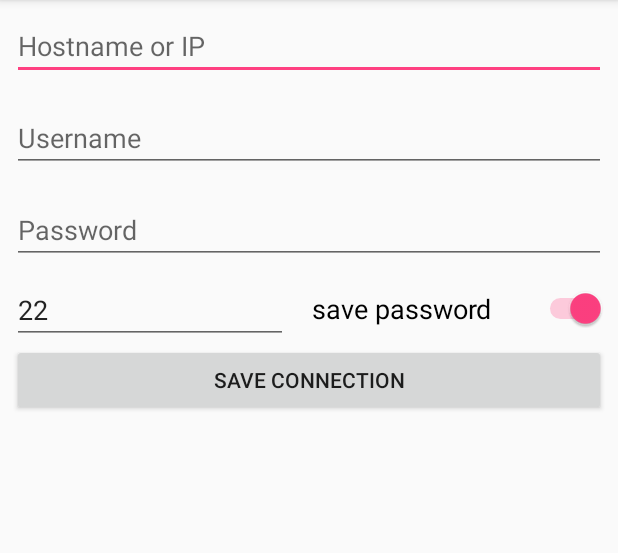
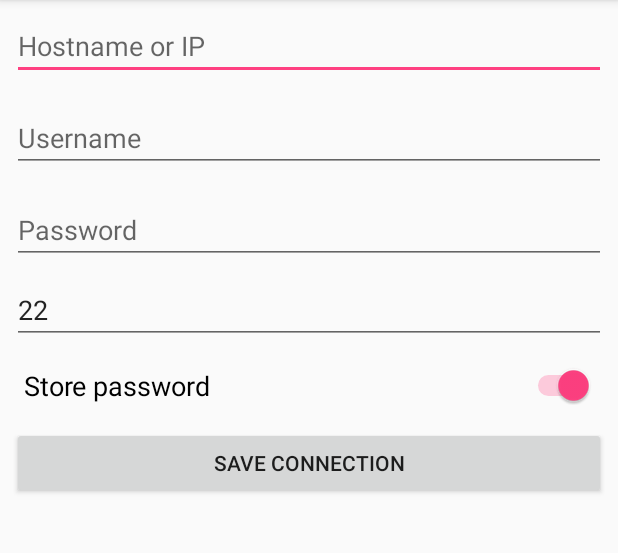
Before and after one commit to davidkroell/docker2go, an Android app: the screen it shows after launch (ConnectionDetailsActivity), after a tap on an icon or button, on a phone screen of 412 x 824 dp, the part 84-637 px from its top. Run offline under Robolectric (Android 15) with nearby library versions, the phone set to English and light mode, and no system bars; our stand-ins replace data binding; 3 statements that could not run were skipped.

Commit message:
add and view connections working; with custom view item and connection class using sugar

```diff
--- a/app/src/main/java/at/htl_villach/docker2go/ConnectionActivity.java
+++ b/app/src/main/java/at/htl_villach/docker2go/ConnectionActivity.java
@@ -6,14 +6,24 @@ import android.support.design.widget.FloatingActionButton;
 import android.support.design.widget.Snackbar;
 import android.support.v7.app.AppCompatActivity;
 import android.view.View;
+import android.view.ViewGroup;
+import android.widget.ArrayAdapter;
+import android.widget.ListView;
+import android.widget.TextView;
+
+import java.util.List;
 
 public class ConnectionActivity extends AppCompatActivity {
+
+    private ArrayAdapter<Connection> connectionArrayAdapter;
+    private ListView listViewConnections;
 
     @Override
     protected void onCreate(Bundle savedInstanceState) {
         super.onCreate(savedInstanceState);
         setContentView(R.layout.activity_connection);
 
+        // floating action button onClick workaround
         FloatingActionButton fab = (FloatingActionButton) findViewById(R.id.addConnection);
         fab.setOnClickListener(new View.OnClickListener() {
             @Override
@@ -21,6 +31,28 @@ public class ConnectionActivity extends AppCompatActivity {
                 addConnection(v);
             }
         });
+
+        // listview
+        connectionArrayAdapter = new ArrayAdapter<Connection>(this, R.layout.list_item_connection,
+                R.id.textViewHostString, Connection.listAll(Connection.class)){
+
+            @Override
+            public View getView(int position, View v, ViewGroup parent){
+                View view = super.getView(position, v, parent);
+                TextView textViewHostString = view.findViewById(R.id.textViewHostString);
+                TextView textViewPort = view.findViewById(R.id.textViewSSHPort);
+
+                Connection currConn = Connection.listAll(Connection.class).get(position);
+
+                textViewHostString.setText(currConn.getUsername() + "@" + currConn.getHostname());
+                textViewPort.setText(currConn.getSshPort().toString());
+
+                return view;
+            }
+        };
+        listViewConnections = findViewById(R.id.listViewConnections);
+
+        listViewConnections.setAdapter(connectionArrayAdapter);
     }
 
     private void addConnection(View v) {
@@ -28,4 +60,14 @@ public class ConnectionActivity extends AppCompatActivity {
         startActivity(i);
     }
 
+    private void refreshGUI(){
+        connectionArrayAdapter.clear();
+        connectionArrayAdapter.addAll(Connection.listAll(Connection.class));
+    }
+
+    @Override
+    protected void onResume() {
+        super.onResume();
+        refreshGUI();
+    }
 }
--- a/app/src/main/java/at/htl_villach/docker2go/ConnectionDetailsActivity.java
+++ b/app/src/main/java/at/htl_villach/docker2go/ConnectionDetailsActivity.java
@@ -19,7 +19,7 @@ public class ConnectionDetailsActivity extends AppCompatActivity {
     }
 
 
-    private void onClick_buttonSave(View v){
+    public void onClick_buttonSave(View v){
 
         Connection c = new Connection(
                 uiBind.editTextHostname.getText().toString(),
--- a/app/src/main/res/layout/activity_connection_details.xml
+++ b/app/src/main/res/layout/activity_connection_details.xml
@@ -52,7 +52,7 @@
 
     <EditText
         android:id="@+id/editTextPort"
-        android:layout_width="184dp"
+        android:layout_width="0dp"
         android:layout_height="wrap_content"
         android:layout_marginEnd="8dp"
         android:layout_marginStart="8dp"
@@ -61,23 +61,23 @@
         android:hint="Port"
         android:inputType="number"
         android:text="22"
-        app:layout_constraintEnd_toStartOf="@+id/switchSavePassword"
+        app:layout_constraintEnd_toEndOf="parent"
         app:layout_constraintStart_toStartOf="parent"
         app:layout_constraintTop_toBottomOf="@+id/editTextPassword" />
 
     <Switch
         android:id="@+id/switchSavePassword"
         android:layout_width="0dp"
-        android:layout_height="wrap_content"
-        android:layout_marginEnd="8dp"
-        android:layout_marginStart="8dp"
-        android:layout_marginTop="16dp"
+        android:layout_height="39dp"
+        android:layout_marginEnd="16dp"
+        android:layout_marginStart="16dp"
+        android:layout_marginTop="8dp"
         android:checked="true"
-        android:text="save password"
+        android:text="Store password"
         android:textSize="18sp"
         app:layout_constraintEnd_toEndOf="parent"
-        app:layout_constraintStart_toEndOf="@+id/editTextPort"
-        app:layout_constraintTop_toBottomOf="@+id/editTextPassword" />
+        app:layout_constraintStart_toStartOf="parent"
+        app:layout_constraintTop_toBottomOf="@+id/editTextPort" />
 
     <Button
         android:id="@+id/buttonSave"
@@ -85,12 +85,13 @@
         android:layout_height="wrap_content"
         android:layout_marginEnd="8dp"
         android:layout_marginStart="8dp"
+        android:layout_marginTop="8dp"
         android:onClick="onClick_buttonSave"
         android:text="Save Connection"
         app:layout_constraintEnd_toEndOf="parent"
         app:layout_constraintHorizontal_bias="0.0"
         app:layout_constraintStart_toStartOf="parent"
-        app:layout_constraintTop_toBottomOf="@+id/editTextPort" />
+        app:layout_constraintTop_toBottomOf="@+id/switchSavePassword" />
 
 </android.support.constraint.ConstraintLayout>
 </layout>
```
Also changed, not shown: app/src/main/java/at/htl_villach/docker2go/Connection.java (+33 -0 lines), app/src/main/res/layout/activity_connection.xml (+10 -0 lines), app/src/main/res/layout/list_item_connection.xml (added, +22 -0 lines).
